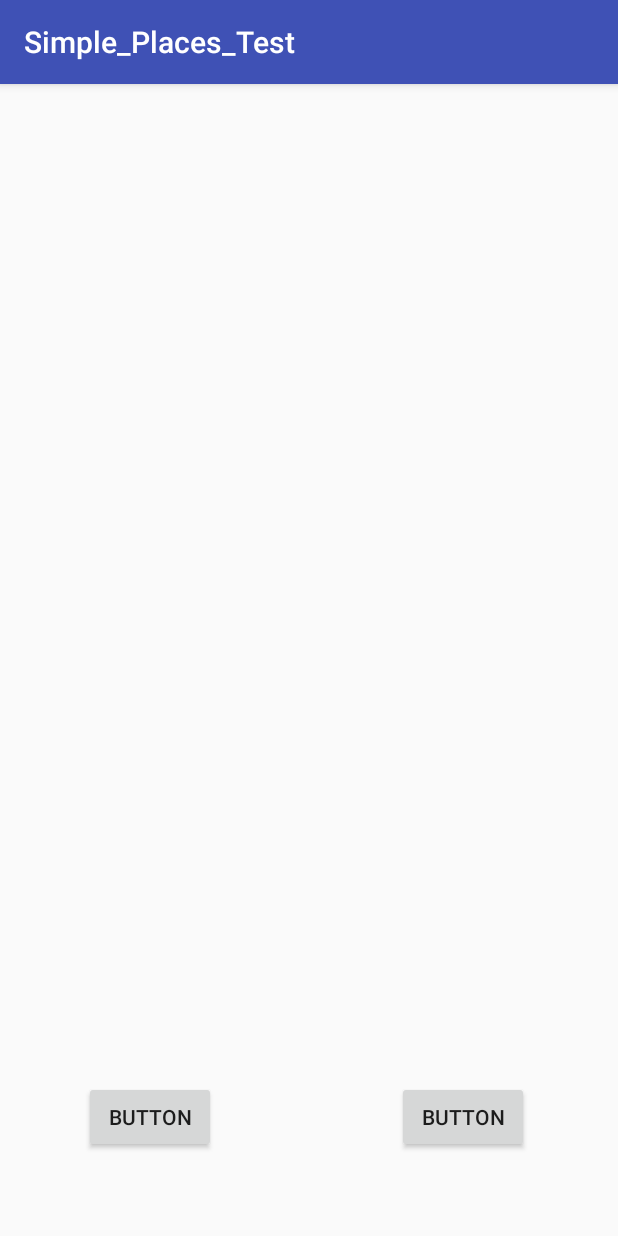
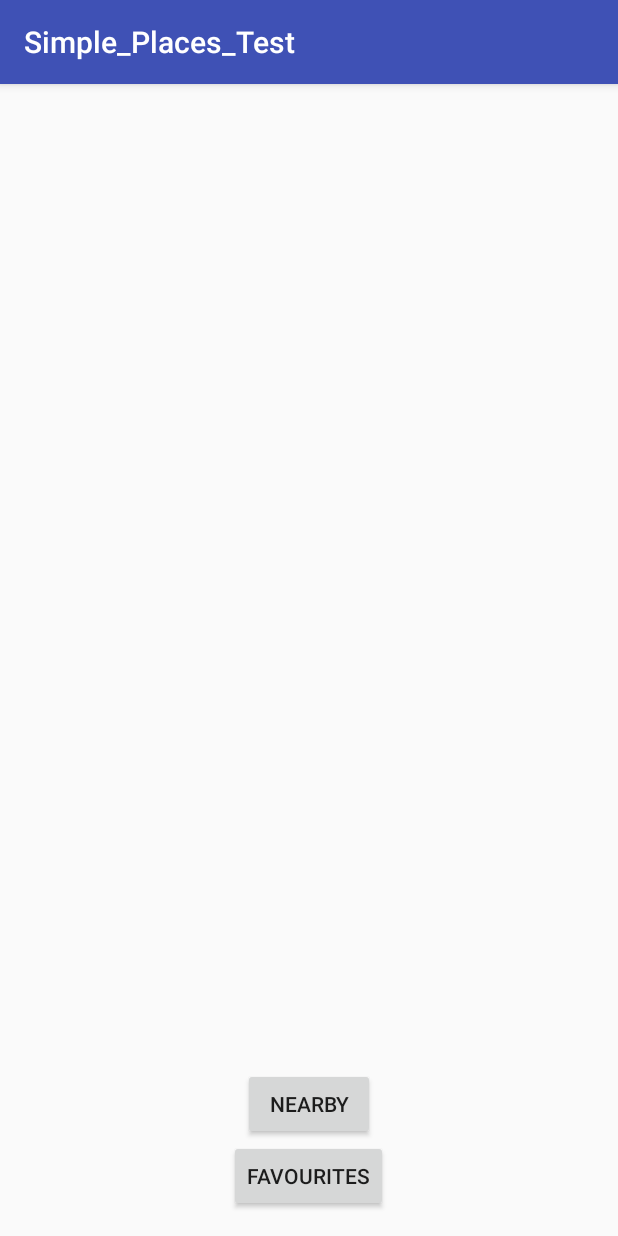
Before and after one commit to RhysAgombar/Mobile-Devices-Final-Project, an Android app: the StartMenuActivity screen opened directly, with no data from a screen before it, on a phone screen of 412 x 824 dp. Run offline under Robolectric (Android 15) with nearby library versions, the phone set to English and light mode, and no system bars.

Commit message:
Start Menu

```diff
--- a/Simple_Places_Test/app/src/main/java/com/example/caffeine_hunter/simple_places_test/StartMenuActivity.java
+++ b/Simple_Places_Test/app/src/main/java/com/example/caffeine_hunter/simple_places_test/StartMenuActivity.java
@@ -1,7 +1,9 @@
 package com.example.caffeine_hunter.simple_places_test;
 
+import android.content.Intent;
 import android.support.v7.app.AppCompatActivity;
 import android.os.Bundle;
+import android.view.View;
 
 public class StartMenuActivity extends AppCompatActivity {
 
@@ -10,4 +12,14 @@ public class StartMenuActivity extends AppCompatActivity {
         super.onCreate(savedInstanceState);
         setContentView(R.layout.activity_start_menu);
     }
+
+    public void show_favourites (View v) {
+
+    }
+
+    public void show_nearby (View v){
+        Intent NearbyIntent = new Intent(this, MainActivity.class);
+        startActivity(NearbyIntent);
+
+    }
 }
--- a/Simple_Places_Test/app/src/main/res/layout/activity_start_menu.xml
+++ b/Simple_Places_Test/app/src/main/res/layout/activity_start_menu.xml
@@ -11,21 +11,20 @@
     tools:context="com.example.caffeine_hunter.simple_places_test.StartMenuActivity">
 
     <Button
-        android:text="Button"
+        android:text="@string/favourites"
         android:layout_width="wrap_content"
         android:layout_height="wrap_content"
+        android:id="@+id/favourites_button"
         android:layout_alignParentBottom="true"
-        android:layout_alignParentStart="true"
-        android:layout_marginStart="40dp"
-        android:layout_marginBottom="39dp"
-        android:id="@+id/button2" />
+        android:layout_centerHorizontal="true"
+        android:onClick="show_favourites"/>
 
     <Button
-        android:text="Button"
+        android:text="@string/nearby"
         android:layout_width="wrap_content"
         android:layout_height="wrap_content"
-        android:layout_alignBottom="@+id/button2"
-        android:layout_alignParentEnd="true"
-        android:layout_marginEnd="43dp"
-        android:id="@+id/button3" />
+        android:id="@+id/nearby_button"
+        android:layout_above="@+id/favourites_button"
+        android:layout_centerHorizontal="true"
+        android:onClick="show_nearby"/>
 </RelativeLayout>
--- a/Simple_Places_Test/app/src/main/res/values/strings.xml
+++ b/Simple_Places_Test/app/src/main/res/values/strings.xml
@@ -3,4 +3,7 @@
     <string name="placeholder">Placeholder StringPlaceholder String</string>
     <string name="placeholder_dist">10.5 km</string>
     <string name="placeholder_address">1700 Simcoe St N1700 Simcoe St N</string>
+    <string name="nearby">Nearby</string>
+    <string name="favourites">Favourites</string>
+
 </resources>
```
